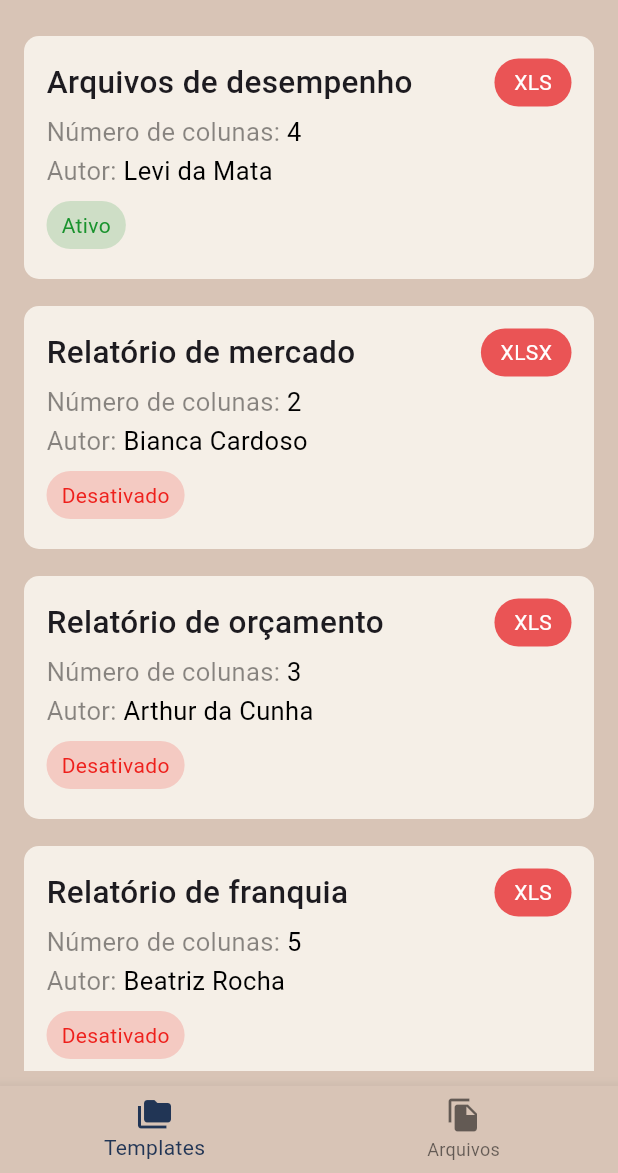
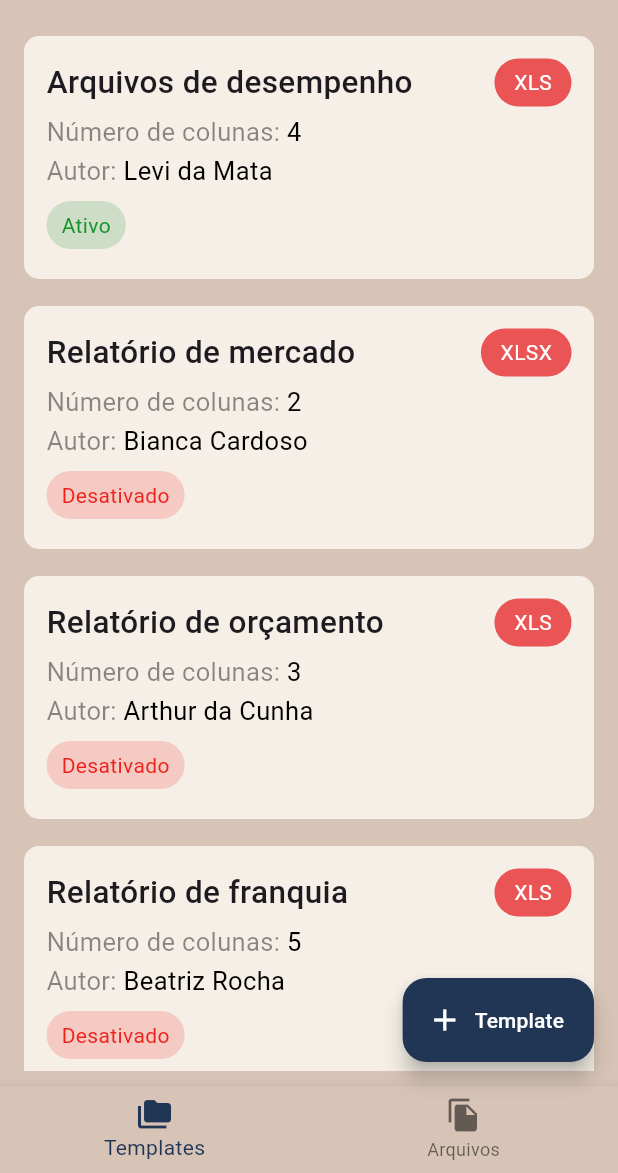
Before and after one commit to vxfontes/projetoValidaQuero, a Flutter app: the InitialScreen screen opened by its route, on a phone screen of 412 x 824 dp, the part 63-1236 px from its top. Run offline on Flutter 3.47's test engine with Material 3 defaults, Android fonts, the phone set to English and light mode, and no system bars.

Commit message:
feat: criando pagina de cadstrar template

```diff
--- a/lib/screens/initial_screen.dart
+++ b/lib/screens/initial_screen.dart
@@ -1,6 +1,7 @@
 import 'package:flutter/material.dart';
 import 'package:validaquero/components/drawer.dart';
 import 'package:validaquero/screens/arquivos.dart';
+import 'package:validaquero/screens/cadastro_template.dart';
 import 'package:validaquero/screens/templates.dart';
 import 'package:validaquero/themes/app_colors.dart';
 
@@ -64,7 +65,15 @@ class _InitialScreenState extends State<InitialScreen> {
         },
       ),
       body: pages[_currentPage]['widget'],
-      drawer: const MainDrawer()
+      drawer: const MainDrawer(),
+      floatingActionButton: FloatingActionButton.extended(
+        backgroundColor: ThemeColors.primaryColor,
+        onPressed: () {
+          Navigator.push(context, MaterialPageRoute(builder: (context) => const CadastroTemplate()));
+        },
+        label: const Text('Template', style: TextStyle(color: Colors.white)),
+        icon: const Icon(Icons.add, color: Colors.white),
+      ),
     );
   }
 }
```
Also changed, not shown: lib/screens/cadastro_template.dart (added, +17 -0 lines).
